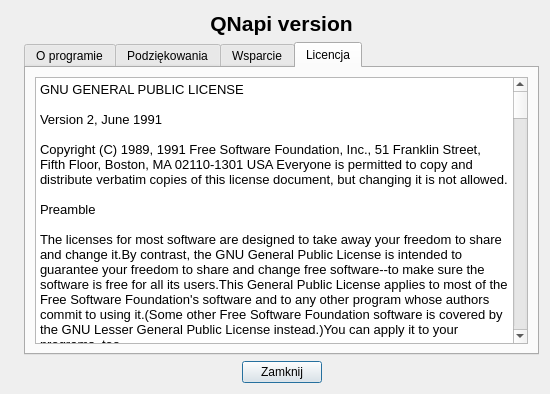
The window that ui/frmabout.ui (QNapi/qnapi) describes before a commit, drawn with Qt 5.
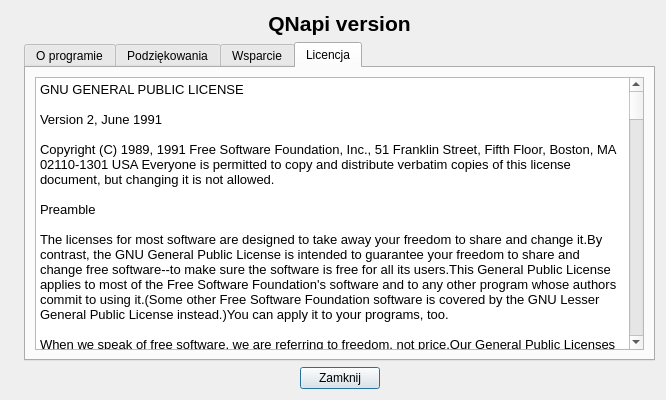
The same window after the commit. The open tabs and pages were chosen to show the change. Icons and pictures are not drawn.

What changed in the file:
```diff
--- a/ui/frmabout.ui
+++ b/ui/frmabout.ui
@@ -5,8 +5,8 @@
    <rect>
     <x>0</x>
     <y>0</y>
-    <width>550</width>
-    <height>394</height>
+    <width>666</width>
+    <height>400</height>
    </rect>
   </property>
   <property name="minimumSize" >
@@ -65,6 +65,9 @@
      </item>
      <item>
       <widget class="QTabWidget" name="tabWidget" >
+       <property name="enabled" >
+        <bool>true</bool>
+       </property>
        <property name="currentIndex" >
         <number>0</number>
        </property>
@@ -111,6 +114,14 @@
         </layout>
        </widget>
        <widget class="QWidget" name="tabLicense" >
+        <property name="geometry" >
+         <rect>
+          <x>0</x>
+          <y>0</y>
+          <width>530</width>
+          <height>276</height>
+         </rect>
+        </property>
         <attribute name="title" >
          <string>Licencja</string>
         </attribute>
@@ -118,7 +129,8 @@
          <item>
           <widget class="QTextBrowser" name="textBrowser" >
            <property name="html" >
-            <string>&lt;html>&lt;head>&lt;meta name="qrichtext" content="1" />&lt;style type="text/css">
+            <string>&lt;!DOCTYPE HTML PUBLIC "-//W3C//DTD HTML 4.0//EN" "http://www.w3.org/TR/REC-html40/strict.dtd">
+&lt;html>&lt;head>&lt;meta name="qrichtext" content="1" />&lt;style type="text/css">
 p, li { white-space: pre-wrap; }
 &lt;/style>&lt;/head>&lt;body style=" font-family:'DejaVu Sans'; font-size:10pt; font-weight:400; font-style:normal;">
 &lt;p style=" margin-top:0px; margin-bottom:0px; margin-left:0px; margin-right:0px; -qt-block-indent:0; text-indent:0px;">GNU GENERAL PUBLIC LICENSE&lt;/p>
```
Left out of the diff: 31 changed lines with no effect on the pictures.
